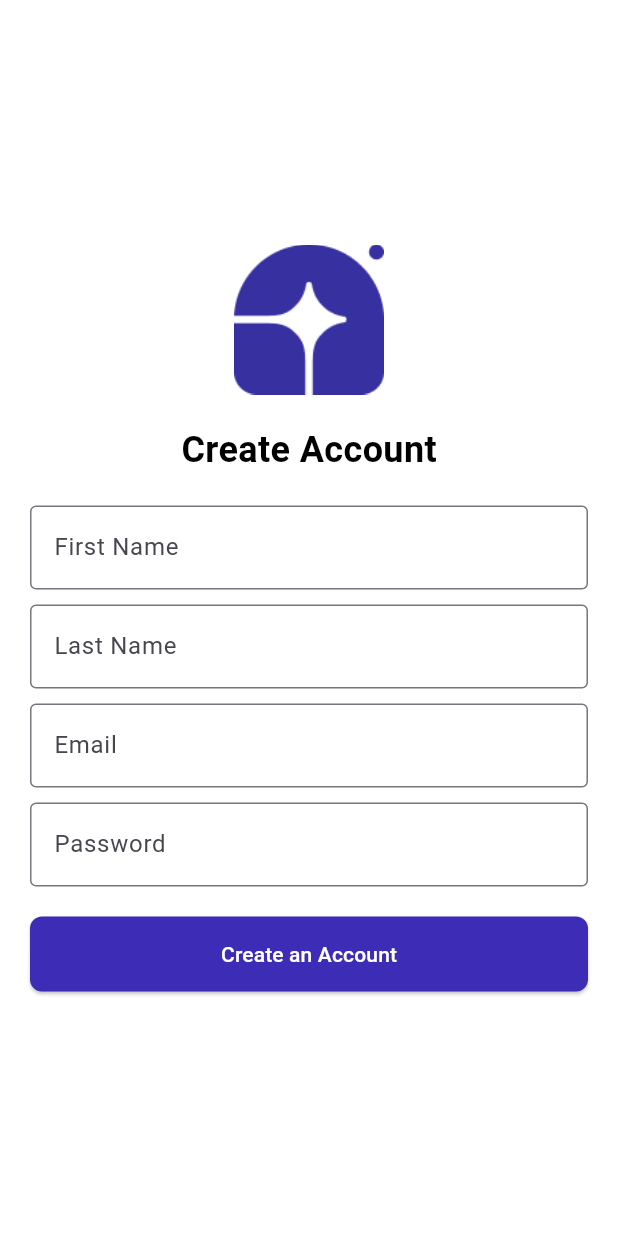
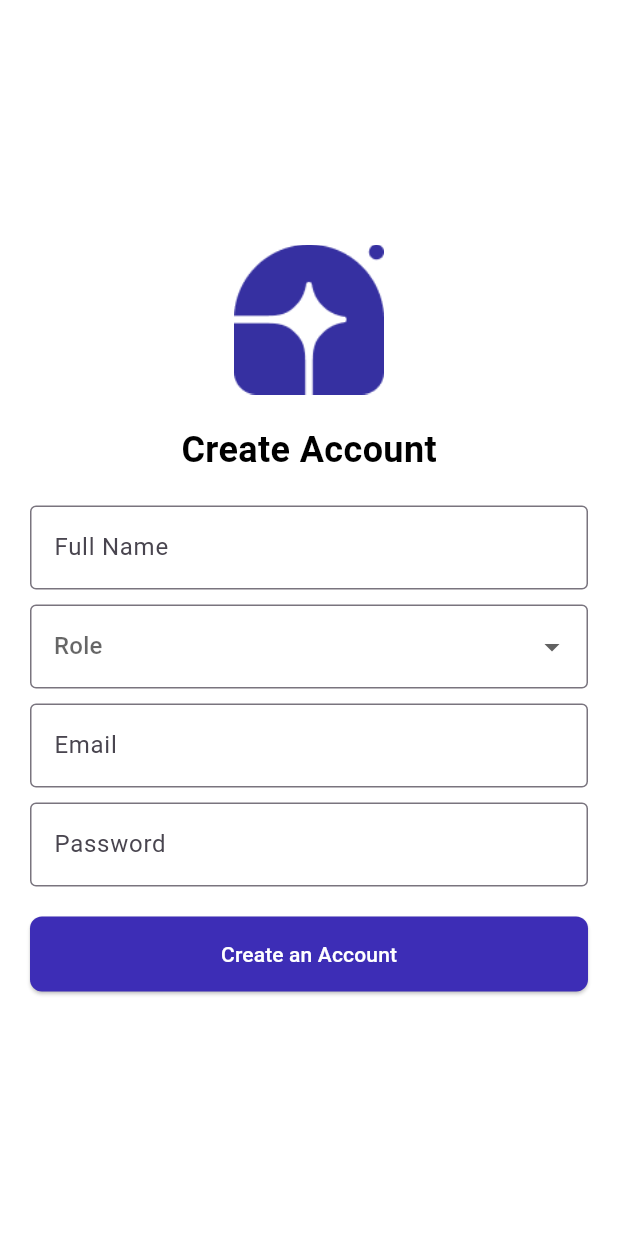
Before and after one commit to gyhaan/tourix, a Flutter app: the SignUpPage screen opened by its route, on a phone screen of 412 x 824 dp. Run offline on Flutter 3.47's test engine with Material 3 defaults, Android fonts, the phone set to English and light mode, and no system bars.

Commit message:
added role on the dignup screen, updated the folder structure

```diff
--- a/lib/main.dart
+++ b/lib/main.dart
@@ -1,7 +1,7 @@
 import 'package:flutter/material.dart';
 import 'dart:async';
-import 'login.dart';
-import 'signup.dart';
+import 'screens/login.dart';
+import 'screens/signup.dart';
 
 void main() {
   runApp(MyApp());
--- /dev/null
+++ b/lib/screens/signup.dart
@@ -0,0 +1,135 @@
+import 'package:flutter/material.dart';
+import 'login.dart'; // Ensure this file contains the correct screens for User and Agency
+
+class SignUpPage extends StatefulWidget {
+  @override
+  _SignUpPageState createState() => _SignUpPageState();
+}
+
+class _SignUpPageState extends State<SignUpPage> {
+  final Color customBlue = Color(0xFF3D2DB6);
+  String? selectedRole;
+
+  @override
+  Widget build(BuildContext context) {
+    return Scaffold(
+      backgroundColor: Colors.white,
+      body: Center(
+        child: Padding(
+          padding: EdgeInsets.symmetric(horizontal: 20.0),
+          child: SingleChildScrollView(
+            child: Column(
+              mainAxisAlignment: MainAxisAlignment.center,
+              crossAxisAlignment: CrossAxisAlignment.center,
+              children: [
+                // Logo
+                Image.asset(
+                  'assets/images/Frame2.png',
+                  width: 100,
+                  height: 100,
+                  fit: BoxFit.cover,
+                ),
+                SizedBox(height: 20),
+                Text(
+                  "Create Account",
+                  style: TextStyle(
+                    fontSize: 24,
+                    fontWeight: FontWeight.bold,
+                    color: Colors.black,
+                  ),
+                ),
+                SizedBox(height: 20),
+                // Full Name Input
+                TextField(
+                  decoration: InputDecoration(
+                    labelText: "Full Name",
+                    border: OutlineInputBorder(),
+                    focusedBorder: OutlineInputBorder(
+                      borderSide: BorderSide(color: customBlue),
+                    ),
+                  ),
+                ),
+                SizedBox(height: 10),
+                // Role Dropdown
+                DropdownButtonFormField<String>(
+                  decoration: InputDecoration(
+                    border: OutlineInputBorder(),
+                    focusedBorder: OutlineInputBorder(
+                      borderSide: BorderSide(color: customBlue),
+                    ),
+                  ),
+                  value: selectedRole,
+                  hint: Text("Role"),
+                  items: ["User", "Agency"].map((role) {
+                    return DropdownMenuItem(
+                      value: role,
+                      child: Text(role),
+                    );
+                  }).toList(),
+                  onChanged: (value) {
+                    setState(() {
+                      selectedRole = value;
+                    });
+                  },
+                ),
+                SizedBox(height: 10),
+                // Email Input
+                TextField(
+                  decoration: InputDecoration(
+                    labelText: "Email",
+                    border: OutlineInputBorder(),
+                    focusedBorder: OutlineInputBorder(
+                      borderSide: BorderSide(color: customBlue),
+                    ),
+                  ),
+                ),
+                SizedBox(height: 10),
+                // Password Input
+                TextField(
+                  obscureText: true,
+                  decoration: InputDecoration(
+                    labelText: "Password",
+                    border: OutlineInputBorder(),
+                    focusedBorder: OutlineInputBorder(
+                      borderSide: BorderSide(color: customBlue),
+                    ),
+                  ),
+                ),
+                SizedBox(height: 20),
+                // Create Account Button
+                ElevatedButton(
+                  onPressed: () {
+                    if (selectedRole == "User") {
+                      Navigator.push(
+                        context,
+                        MaterialPageRoute(builder: (context) => LoginPage()), // Navigate to User screen
+                      );
+                    } else if (selectedRole == "Agency") {
+                      Navigator.push(
+                        context,
+                        MaterialPageRoute(builder: (context) => LoginPage()), // Navigate to Agency screen
+                      );
+                    } else {
+                      ScaffoldMessenger.of(context).showSnackBar(
+                        SnackBar(content: Text("Please select a role")),
+                      );
+                    }
+                  },
+                  child: Text("Create an Account"),
+                  style: ElevatedButton.styleFrom(
+                    minimumSize: Size(double.infinity, 50),
+                    backgroundColor: customBlue,
+                    foregroundColor: Colors.white,
+                    shape: RoundedRectangleBorder(
+                      borderRadius: BorderRadius.circular(8),
+                    ),
+                  ),
+                ),
+              ],
+            ),
+          ),
+        ),
+      ),
+    );
+  }
+}
--- a/lib/signup.dart
+++ /dev/null
@@ -1,99 +0,0 @@
-import 'package:flutter/material.dart';
-import 'login.dart'; // Ensure this file contains BookingOne
-
-class SignUpPage extends StatelessWidget {
-  // Define the custom blue color
-  final Color customBlue = Color(0xFF3D2DB6); // Adjusted to match the image
-
-  @override
-  Widget build(BuildContext context) {
-    return Scaffold(
-      backgroundColor: Colors.white, // Set background to white
-      body: Padding(
-        padding: EdgeInsets.all(20.0),
-        child: Column(
-          mainAxisAlignment: MainAxisAlignment.center,
-          crossAxisAlignment: CrossAxisAlignment.center,
-          children: [
-            // Logo
-            Image.asset(
-              'assets/images/Frame2.png',
-              width: 100,
-              height: 100,
-              fit: BoxFit.cover, // Keeps the original image color
-            ),
-            SizedBox(height: 20),
-            Text(
-              "Create Account",
-              style: TextStyle(fontSize: 24, fontWeight: FontWeight.bold, color: Colors.black),
-            ),
-            SizedBox(height: 20),
-            // First Name Input
-            TextField(
-              decoration: InputDecoration(
-                labelText: "First Name",
-                border: OutlineInputBorder(),
-                focusedBorder: OutlineInputBorder(
-                  borderSide: BorderSide(color: customBlue), // Blue border when focused
-                ),
-              ),
-            ),
-            SizedBox(height: 10),
-            // Last Name Input
-            TextField(
-              decoration: InputDecoration(
-                labelText: "Last Name",
-                border: OutlineInputBorder(),
-                focusedBorder: OutlineInputBorder(
-                  borderSide: BorderSide(color: customBlue), // Blue border when focused
-                ),
-              ),
-            ),
-            SizedBox(height: 10),
-            // Email Input
-            TextField(
-              decoration: InputDecoration(
-                labelText: "Email",
-                border: OutlineInputBorder(),
-                focusedBorder: OutlineInputBorder(
-                  borderSide: BorderSide(color: customBlue), // Blue border when focused
-                ),
-              ),
-            ),
-            SizedBox(height: 10),
-            // Password Input
-            TextField(
-              obscureText: true,
-              decoration: InputDecoration(
-                labelText: "Password",
-                border: OutlineInputBorder(),
-                focusedBorder: OutlineInputBorder(
-                  borderSide: BorderSide(color: customBlue), // Blue border when focused
-                ),
-              ),
-            ),
-            SizedBox(height: 20),
-            // Sign Up Button (Navigates to BookingOne)
-            ElevatedButton(
-              onPressed: () {
-                Navigator.push(
-                  context,
-                  MaterialPageRoute(builder: (context) => LoginPage()), // Navigate to BookingOne
-                );
-              },
-              child: Text("Create an Account"),
-              style: ElevatedButton.styleFrom(
-                minimumSize: Size(double.infinity, 50),
-                backgroundColor: customBlue, // Correct blue button color
-                foregroundColor: Colors.white, // White text color
-                shape: RoundedRectangleBorder(
-                  borderRadius: BorderRadius.circular(8), // Match the rounded button style
-                ),
-              ),
-            ),
-          ],
-        ),
-      ),
-    );
-  }
-}
```
Also changed, not shown: lib/BookingOne.dart (deleted, +0 -17 lines), lib/components/BottomBar.dart (deleted, +0 -33 lines), lib/components/TopBar.dart (deleted, +0 -30 lines), lib/screens/login.dart (renamed from lib/login.dart, +4 -5 lines), lib/data/dt.dart (added), lib/models/md.dart (added), lib/widgets/wd.dart (added).
